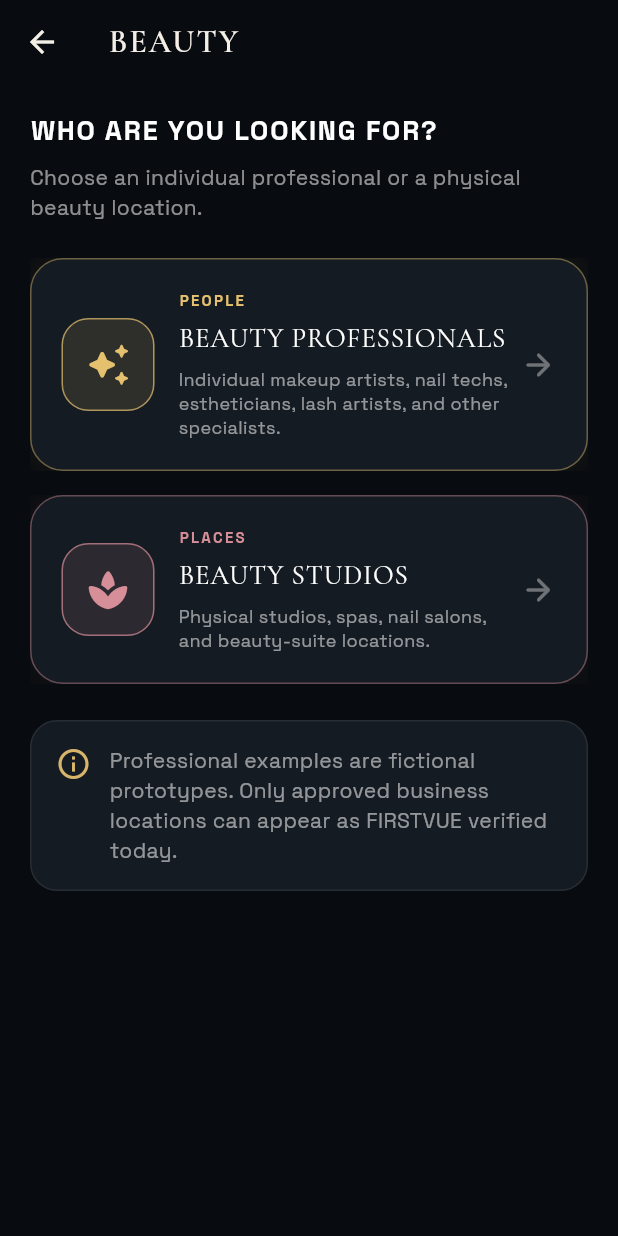
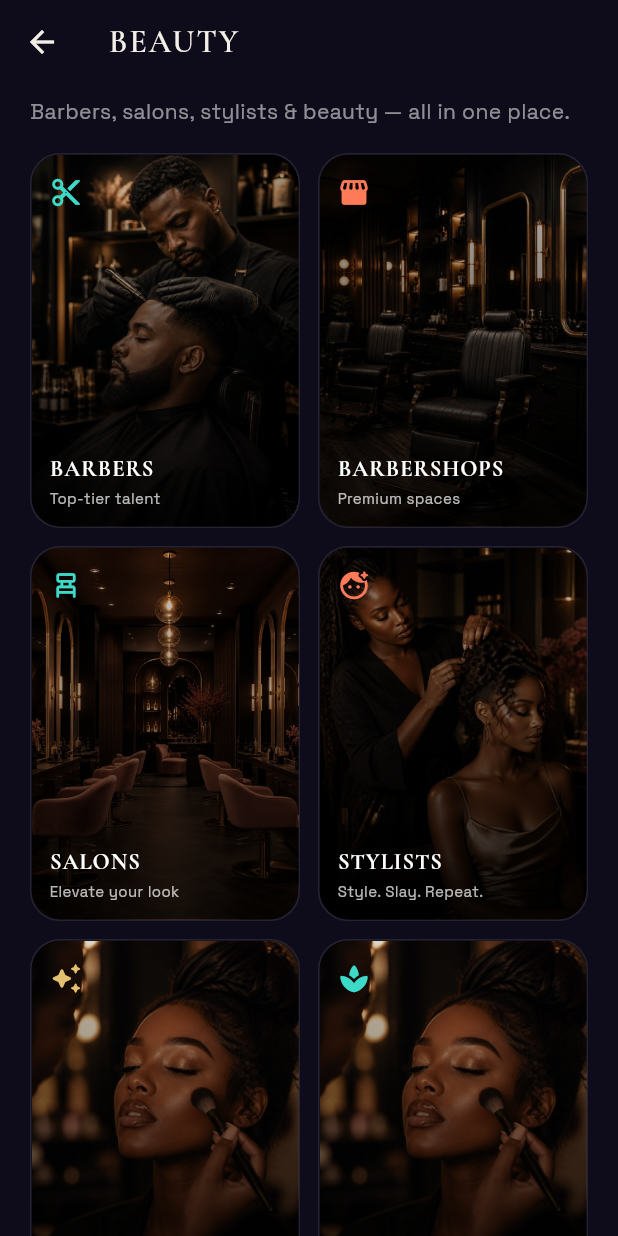
Before and after one commit to hkendale16-create/Firstvue, a Flutter app: the BeautyDiscoveryScreen screen opened directly, on a phone screen of 412 x 824 dp. Run offline on Flutter 3.47's test engine with Material 3 defaults, Android fonts, the phone set to English and light mode, and no system bars; our stand-ins replace app_links, geolocator, image_picker, shared_preferences, supabase_flutter; accounts and stored records are empty; project files that could hold a hidden picture were left out.

Commit message:
Reorganize explore tabs and fix category tap handling

```diff
--- a/lib/screens/beauty_discovery_screen.dart
+++ b/lib/screens/beauty_discovery_screen.dart
@@ -1,16 +1,86 @@
 import 'package:flutter/material.dart';
 
+import '../theme/firstvue_theme.dart';
 import 'barber_results_screen.dart';
+
+class _BeautySubcategory {
+  final String title;
+  final String subtitle;
+  final String imagePath;
+  final Color accent;
+  final IconData icon;
+  final DiscoveryCategory category;
+
+  const _BeautySubcategory({
+    required this.title,
+    required this.subtitle,
+    required this.imagePath,
+    required this.accent,
+    required this.icon,
+    required this.category,
+  });
+}
 
 class BeautyDiscoveryScreen extends StatelessWidget {
   const BeautyDiscoveryScreen({super.key});
 
+  static const _subcategories = [
+    _BeautySubcategory(
+      title: 'BARBERS',
+      subtitle: 'Top-tier talent',
+      imagePath: 'assets/images/explore_barbers.jpg',
+      accent: FirstVueColors.teal,
+      icon: Icons.content_cut,
+      category: DiscoveryCategory.barbers,
+    ),
+    _BeautySubcategory(
+      title: 'BARBERSHOPS',
+      subtitle: 'Premium spaces',
+      imagePath: 'assets/images/explore_barbershops.jpg',
+      accent: FirstVueColors.coral,
+      icon: Icons.storefront_rounded,
+      category: DiscoveryCategory.barbershops,
+    ),
+    _BeautySubcategory(
+      title: 'SALONS',
+      subtitle: 'Elevate your look',
+      imagePath: 'assets/images/explore_salons.jpg',
+      accent: FirstVueColors.teal,
+      icon: Icons.chair_alt_rounded,
+      category: DiscoveryCategory.salons,
+    ),
+    _BeautySubcategory(
+      title: 'STYLISTS',
+      subtitle: 'Style. Slay. Repeat.',
+      imagePath: 'assets/images/explore_stylists.jpg',
+      accent: FirstVueColors.coral,
+      icon: Icons.face_retouching_natural_rounded,
+      category: DiscoveryCategory.stylists,
+    ),
+    _BeautySubcategory(
+      title: 'BEAUTY PROS',
+      subtitle: 'Makeup, lashes, nails',
+      imagePath: 'assets/images/explore_beauty.jpg',
+      accent: FirstVueColors.gold,
+      icon: Icons.auto_awesome_rounded,
+      category: DiscoveryCategory.beautyProfessionals,
+    ),
+    _BeautySubcategory(
+      title: 'BEAUTY STUDIOS',
+      subtitle: 'Spas & suite locations',
+      imagePath: 'assets/images/explore_beauty.jpg',
+      accent: FirstVueColors.teal,
+      icon: Icons.spa_rounded,
+      category: DiscoveryCategory.beautyStudios,
+    ),
+  ];
+
   @override
   Widget build(BuildContext context) {
     return Scaffold(
-      backgroundColor: const Color(0xFF080B0F),
+      backgroundColor: FirstVueColors.background,
       appBar: AppBar(
-        backgroundColor: const Color(0xFF080B0F),
+        backgroundColor: FirstVueColors.background,
         surfaceTintColor: Colors.transparent,
         title: const Text(
           'BEAUTY',
@@ -24,96 +94,63 @@ class BeautyDiscoveryScreen extends StatelessWidget {
       body: SafeArea(
         top: false,
         child: ListView(
-          padding: const EdgeInsets.fromLTRB(20, 18, 20, 30),
+          padding: const EdgeInsets.fromLTRB(20, 8, 20, 30),
           children: [
             const Text(
-              'WHO ARE YOU LOOKING FOR?',
-              style: TextStyle(
-                color: Colors.white,
-                fontSize: 18,
-                fontWeight: FontWeight.w800,
-                letterSpacing: 1.2,
-              ),
-            ),
-            const SizedBox(height: 8),
-            const Text(
-              'Choose an individual professional or a physical beauty location.',
+              'Barbers, salons, stylists & beauty — all in one place.',
               style: TextStyle(color: Colors.white54, height: 1.45),
             ),
-            const SizedBox(height: 24),
-            _BeautyPathCard(
-              icon: Icons.auto_awesome_rounded,
-              accent: const Color(0xFFE5C16F),
-              title: 'BEAUTY PROFESSIONALS',
-              description:
-                  'Individual makeup artists, nail techs, estheticians, lash artists, and other specialists.',
-              badge: 'PEOPLE',
-              onPressed: () =>
-                  _open(context, DiscoveryCategory.beautyProfessionals),
-            ),
-            const SizedBox(height: 16),
-            _BeautyPathCard(
-              icon: Icons.spa_rounded,
-              accent: const Color(0xFFD68E98),
-              title: 'BEAUTY STUDIOS',
-              description:
-                  'Physical studios, spas, nail salons, and beauty-suite locations.',
-              badge: 'PLACES',
-              onPressed: () => _open(context, DiscoveryCategory.beautyStudios),
-            ),
-            const SizedBox(height: 24),
-            Container(
-              padding: const EdgeInsets.all(16),
-              decoration: BoxDecoration(
-                color: const Color(0xFF151B22),
-                borderRadius: BorderRadius.circular(18),
-                border: Border.all(color: Colors.white.withValues(alpha: .08)),
+            const SizedBox(height: 18),
+            GridView.builder(
+              shrinkWrap: true,
+              physics: const NeverScrollableScrollPhysics(),
+              gridDelegate: const SliverGridDelegateWithFixedCrossAxisCount(
+                crossAxisCount: 2,
+                mainAxisSpacing: 12,
+                crossAxisSpacing: 12,
+                childAspectRatio: 0.72,
               ),
-              child: const Row(
-                crossAxisAlignment: CrossAxisAlignment.start,
-                children: [
-                  Icon(Icons.info_outline, color: Color(0xFFD8B56A)),
-                  SizedBox(width: 12),
-                  Expanded(
-                    child: Text(
-                      'Professional examples are fictional prototypes. Only approved business locations can appear as FIRSTVUE verified today.',
-                      style: TextStyle(color: Colors.white54, height: 1.4),
+              itemCount: _subcategories.length,
+              itemBuilder: (context, index) {
+                final item = _subcategories[index];
+                return _BeautyCategoryCard(
+                  title: item.title,
+                  subtitle: item.subtitle,
+                  imagePath: item.imagePath,
+                  accent: item.accent,
+                  icon: item.icon,
+                  onTap: () => Navigator.push(
+                    context,
+                    MaterialPageRoute(
+                      builder: (_) =>
+                          BarberResultsScreen(category: item.category),
                     ),
                   ),
-                ],
-              ),
+                );
+              },
             ),
           ],
         ),
       ),
     );
   }
-
-  void _open(BuildContext context, DiscoveryCategory category) {
-    Navigator.push(
-      context,
-      MaterialPageRoute(
-        builder: (_) => BarberResultsScreen(category: category),
-      ),
-    );
-  }
 }
 
-class _BeautyPathCard extends StatelessWidget {
+class _BeautyCategoryCard extends StatelessWidget {
+  final String title;
+  final String subtitle;
+  final String imagePath;
+  final Color accent;
   final IconData icon;
-  final Color accent;
-  final String title;
-  final String description;
-  final String badge;
-  final VoidCallback onPressed;
+  final VoidCallback onTap;
 
-  const _BeautyPathCard({
+  const _BeautyCategoryCard({
+    required this.title,
+    required this.subtitle,
+    required this.imagePath,
+    required this.accent,
     required this.icon,
-    required this.accent,
-    required this.title,
-    required this.description,
-    required this.badge,
-    required this.onPressed,
+    required this.onTap,
   });
 
   @override
@@ -121,69 +158,66 @@ class _BeautyPathCard extends StatelessWidget {
     return Material(
       color: Colors.transparent,
       child: InkWell(
-        onTap: onPressed,
-        borderRadius: BorderRadius.circular(22),
+        onTap: onTap,
+        borderRadius: BorderRadius.circular(20),
         child: Ink(
-          padding: const EdgeInsets.all(20),
           decoration: BoxDecoration(
-            color: const Color(0xFF151B22),
-            borderRadius: BorderRadius.circular(22),
-            border: Border.all(color: accent.withValues(alpha: .42)),
-            boxShadow: [
-              BoxShadow(color: accent.withValues(alpha: .08), blurRadius: 20),
-            ],
+            borderRadius: BorderRadius.circular(20),
+            border: Border.all(color: Colors.white.withValues(alpha: .10)),
           ),
-          child: Row(
-            children: [
-              Container(
-                width: 62,
-                height: 62,
-                decoration: BoxDecoration(
-                  color: accent.withValues(alpha: .12),
-                  borderRadius: BorderRadius.circular(18),
-                  border: Border.all(color: accent.withValues(alpha: .7)),
+          child: ClipRRect(
+            borderRadius: BorderRadius.circular(20),
+            child: Stack(
+              fit: StackFit.expand,
+              children: [
+                Image.asset(
+                  imagePath,
+                  fit: BoxFit.cover,
+                  errorBuilder: (_, _, _) =>
+                      ColoredBox(color: FirstVueColors.elevatedSurface),
                 ),
-                child: Icon(icon, color: accent, size: 31),
-              ),
-              const SizedBox(width: 16),
-              Expanded(
-                child: Column(
-                  crossAxisAlignment: CrossAxisAlignment.start,
-                  children: [
-                    Text(
-                      badge,
-                      style: TextStyle(
-                        color: accent,
-                        fontSize: 10,
-                        fontWeight: FontWeight.w800,
-                        letterSpacing: 1.5,
+                DecoratedBox(
+                  decoration: BoxDecoration(
+                    gradient: LinearGradient(
+                      begin: Alignment.topCenter,
+                      end: Alignment.bottomCenter,
+                      colors: [
+                        Colors.black.withValues(alpha: .12),
+                        Colors.black.withValues(alpha: .82),
+                      ],
+                    ),
+                  ),
+                ),
+                Padding(
+                  padding: const EdgeInsets.fromLTRB(12, 14, 12, 12),
+                  child: Column(
+                    crossAxisAlignment: CrossAxisAlignment.start,
+                    children: [
+                      Icon(icon, color: accent, size: 22),
+                      const Spacer(),
+                      Text(
+                        title,
+                        style: const TextStyle(
+                          fontFamily: 'CormorantGaramond',
+                          color: Colors.white,
+                          fontSize: 15,
+                          fontWeight: FontWeight.w700,
+                          letterSpacing: .6,
+                        ),
                       ),
-                    ),
-                    const SizedBox(height: 5),
-                    Text(
-                      title,
-                      style: const TextStyle(
-                        fontFamily: 'CormorantGaramond',
-                        color: Colors.white,
-                        fontSize: 18,
-                        letterSpacing: .6,
+                      const SizedBox(height: 3),
+                      Text(
+                        subtitle,
+                        style: TextStyle(
+                          color: Colors.white.withValues(alpha: .72),
+                          fontSize: 10,
+                        ),
                       ),
-                    ),
-                    const SizedBox(height: 7),
-                    Text(
-                      description,
-                      style: const TextStyle(
-                        color: Colors.white54,
-                        height: 1.35,
-                        fontSize: 12,
-                      ),
-                    ),
-                  ],
+                    ],
+                  ),
                 ),
-              ),
-              const SizedBox(width: 8),
-              const Icon(Icons.arrow_forward_rounded, color: Colors.white38),
-            ],
+              ],
+            ),
           ),
         ),
       ),
```
Also changed, not shown: lib/main.dart (+40 -72 lines), lib/screens/barber_results_screen.dart (+121 -1 lines), lib/screens/other_services_screen.dart (added, +171 -0 lines), 2 other files.
